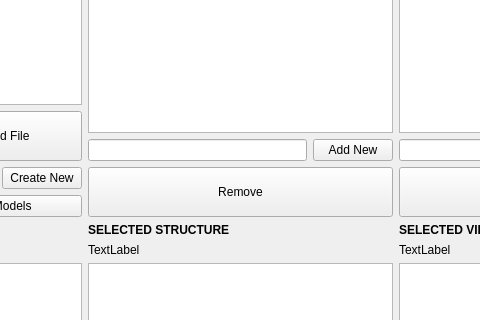
Before: the Qt Designer form mainwindow.ui in bibekdari/viperArchitectureGenerator, drawn with Qt 5; both pictures show x 245 to 725 and y 455 to 775 of the 985 by 1068 pixel window.
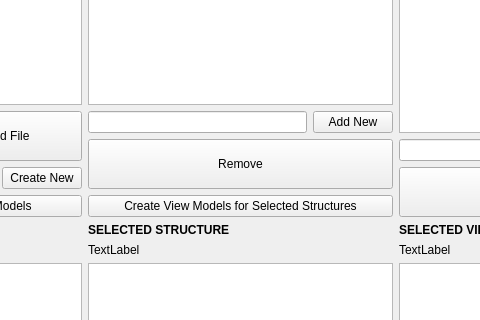
After: the same form once the commit is applied.

Commit message: selected structure to view model

What changed in the file:
```diff
--- a/mainwindow.ui
+++ b/mainwindow.ui
@@ -287,6 +287,13 @@
               </property>
              </widget>
             </item>
+            <item>
+             <widget class="QPushButton" name="pushButtonCreateViewModelForSelectedStructures">
+              <property name="text">
+               <string>Create View Models for Selected Structures</string>
+              </property>
+             </widget>
+            </item>
            </layout>
           </item>
           <item>
```
Left out of the diff: 8 changed lines with no effect on the pictures. The commit also changes 3 other files.
